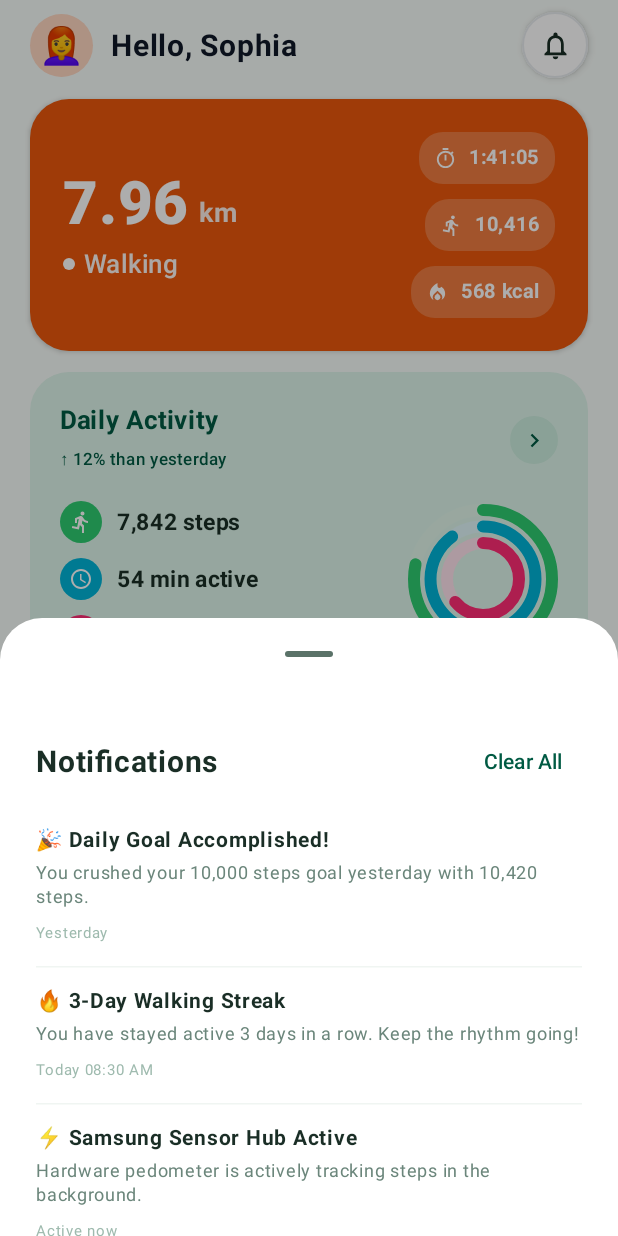
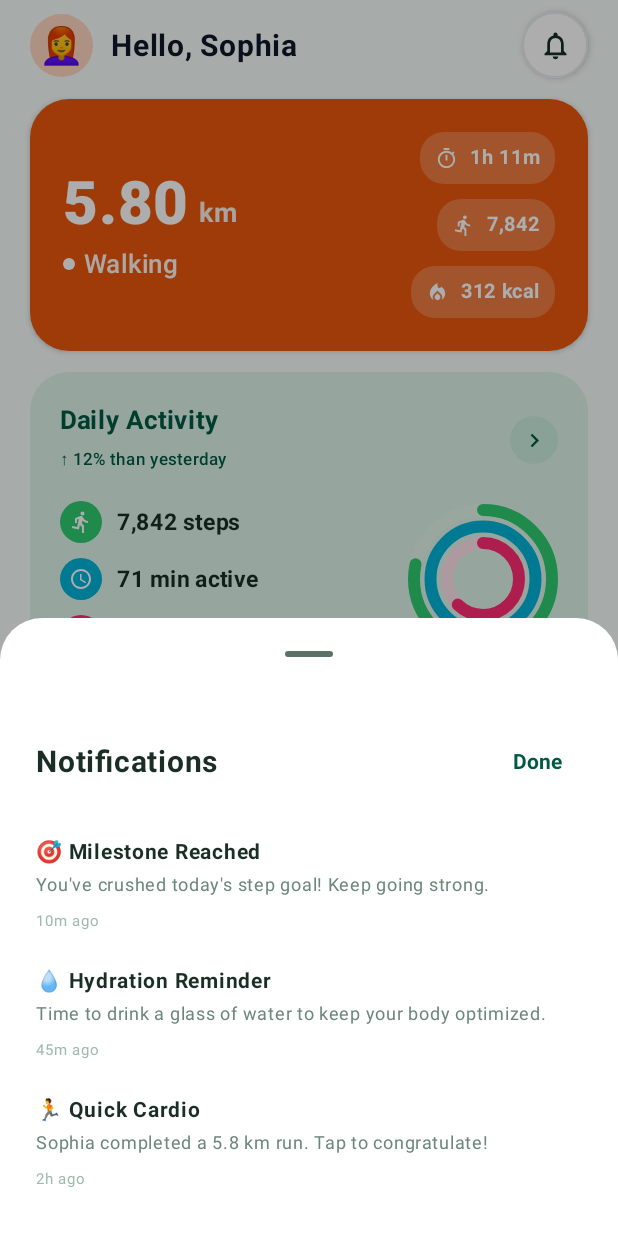
Before and after one commit to sahilcodexx/fitmax, an Android app built with Jetpack Compose: the HomeScreen screen opened through its navigation route, after a tap on "Notifications", on a phone screen of 412 x 824 dp. Run offline under Robolectric (Android 15) with nearby library versions, the phone set to English and light mode, and no system bars; 1 other tap on this screen came first.

Commit message:
feat(home): bind dynamic health metrics and fix notification badge clipping
- Connect workout hero card, concentric rings, and step goals to HealthMetricsEngine
- Dynamically bind vitals, cardio load, and quick stats grid
- Position red notification unread badge outside clipped surface boundaries
- Add bottom scroll inset clearance for floating navigation capsule

```diff
--- a/app/src/main/java/com/fixmax/feature/home/HomeScreen.kt
+++ b/app/src/main/java/com/fixmax/feature/home/HomeScreen.kt
@@ -1,8 +1,10 @@
 package com.fixmax.feature.home
 
+import androidx.compose.animation.*
 import androidx.compose.animation.core.*
 import androidx.compose.foundation.BorderStroke
 import androidx.compose.foundation.background
+import androidx.compose.foundation.border
 import androidx.compose.foundation.clickable
 import androidx.compose.foundation.interaction.MutableInteractionSource
 import androidx.compose.foundation.layout.*
@@ -12,7 +14,7 @@ import androidx.compose.foundation.shape.RoundedCornerShape
 import androidx.compose.foundation.verticalScroll
 import androidx.compose.material.icons.Icons
 import androidx.compose.material.icons.automirrored.filled.DirectionsRun
-import androidx.compose.material.icons.filled.*
+import androidx.compose.material.icons.filled.ChevronRight
 import androidx.compose.material.icons.outlined.Notifications
 import androidx.compose.material3.*
 import androidx.compose.runtime.*
@@ -23,34 +25,23 @@ import androidx.compose.ui.graphics.graphicsLayer
 import androidx.compose.ui.text.font.FontWeight
 import androidx.compose.ui.unit.dp
 import androidx.compose.ui.unit.sp
+import com.fixmax.data.repository.HealthMetricsEngine
 import com.fixmax.tracking.StepTrackingService
-import com.fixmax.ui.components.SamsungActiveTimeCard
-import com.fixmax.ui.components.SamsungActivityTimeline
-import com.fixmax.ui.components.SamsungCaloriesCard
-import com.fixmax.ui.components.SamsungCardioLoadCard
-import com.fixmax.ui.components.SamsungDailyActivityCard
-import com.fixmax.ui.components.SamsungDailyActivityDetailSheet
-import com.fixmax.ui.components.SamsungDistanceCard
-import com.fixmax.ui.components.SamsungExerciseBar
-import com.fixmax.ui.components.SamsungGreenStepGoalCard
-import com.fixmax.ui.components.SamsungStairsCard
-import com.fixmax.ui.components.SamsungVitalsCard
-import com.fixmax.ui.components.SamsungWorkoutHeroCard
-import com.fixmax.ui.components.m3BounceClick
+import com.fixmax.ui.components.*
 import java.text.NumberFormat
 import java.util.Locale
 
 @OptIn(ExperimentalMaterial3Api::class)
 @Composable
 fun HomeScreen(
-    onNavigateToSteps: () -> Unit = {},
-    onNavigateToActivity: () -> Unit = {},
-    onNavigateToProfile: () -> Unit = {}
+    onNavigateToSteps: () -> Unit,
+    onNavigateToActivity: () -> Unit,
+    onNavigateToProfile: () -> Unit
 ) {
     val liveSteps by StepTrackingService.liveStepsToday.collectAsState()
     val displaySteps = if (liveSteps > 0) liveSteps else 7842L
 
-    // Rolling Step Number Counter Animation (0 -> 7,842)
+    // Rolling Step Number Counter Animation (0 -> displaySteps)
     var startCounting by remember { mutableStateOf(false) }
     LaunchedEffect(Unit) {
         startCounting = true
@@ -60,8 +51,10 @@ fun HomeScreen(
         animationSpec = tween(durationMillis = 1300, easing = FastOutSlowInEasing),
         label = "stepsCountRoll"
     )
-    val formattedSteps = remember(animatedSteps) {
-        NumberFormat.getNumberInstance(Locale.US).format(animatedSteps)
+
+    // Dynamic Real Health Math Engine
+    val todaySnapshot = remember(animatedSteps) {
+        HealthMetricsEngine.computeSnapshot(animatedSteps.toLong())
     }
 
     var hasUnreadNotifications by remember { mutableStateOf(true) }
@@ -105,7 +98,7 @@ fun HomeScreen(
     ) {
         Spacer(modifier = Modifier.height(8.dp))
 
-        // Top Header: Profile Avatar ("Hello, Sophia" -> opens Profile) + Notifications (Matches Image 2)
+        // Top Header: Profile Avatar ("Hello, Sophia" -> opens Profile) + Notifications
         Row(
             modifier = Modifier.fillMaxWidth(),
             horizontalArrangement = Arrangement.SpaceBetween,
@@ -138,7 +131,8 @@ fun HomeScreen(
                 )
             }
 
-            Surface(
+            // Notification Bell Button with unclipped badge
+            Box(
                 modifier = Modifier
                     .size(44.dp)
                     .m3BounceClick {
@@ -152,7 +146,10 @@ fun HomeScreen(
                             showNotificationSheet = true
                             hasUnreadNotifications = false
                         }
-                    ),
+                    )
+            ) {
+                Surface(
+                    modifier = Modifier.fillMaxSize(),
                     shape = CircleShape,
                     color = Color.White,
                     shadowElevation = 3.dp,
@@ -165,57 +162,60 @@ fun HomeScreen(
                             tint = Color(0xFF1A2E26),
                             modifier = Modifier.size(22.dp)
                         )
+                    }
+                }
+
                 if (hasUnreadNotifications) {
                     Box(
                         modifier = Modifier
-                                .size(9.dp)
+                            .align(Alignment.TopEnd)
+                            .padding(top = 3.dp, end = 3.dp)
+                            .size(10.dp)
                             .graphicsLayer {
                                 scaleX = notifDotScale
                                 scaleY = notifDotScale
                             }
                             .background(Color(0xFFFF3B30), CircleShape)
-                                .align(Alignment.TopEnd)
-                                .offset(x = (-8).dp, y = 8.dp)
+                            .border(1.5.dp, Color.White, CircleShape)
                     )
-                    }
                 }
             }
         }
 
         Spacer(modifier = Modifier.height(14.dp))
 
-        // 1. Samsung Health Orange Active Workout Hero Card (Image 1 top highlight)
+        // 1. Samsung Health Orange Active Workout Hero Card (Image 1 top highlight) - Dynamic Math
         SamsungWorkoutHeroCard(
-            distanceKm = "7.96",
+            distanceKm = String.format(Locale.US, "%.2f", todaySnapshot.distanceKm),
             activityType = "Walking",
-            duration = "1:41:05",
-            steps = 10416,
-            caloriesBurned = 568,
+            duration = todaySnapshot.formattedActiveTime,
+            steps = todaySnapshot.steps.toInt(),
+            caloriesBurned = todaySnapshot.caloriesBurned,
             onClick = onNavigateToActivity
         )
 
         Spacer(modifier = Modifier.height(14.dp))
 
-        // 2. Samsung Daily Activity Card (3-Layer Concentric Circle Bar + Live Steps, Active Time, Calories)
+        // 2. Samsung Daily Activity Card (3-Layer Concentric Circle Bar + Live Steps, Active Time, Calories) - Dynamic Math
         SamsungDailyActivityCard(
-            steps = animatedSteps,
-            activeMinutes = 54,
-            caloriesBurned = 320,
+            steps = todaySnapshot.steps.toInt(),
+            activeMinutes = todaySnapshot.activeMinutes,
+            caloriesBurned = todaySnapshot.caloriesBurned,
             onClick = { showDailyActivitySheet = true }
         )
 
         Spacer(modifier = Modifier.height(14.dp))
 
-        // 3. Samsung Vivid Green Step Goal Progress Card (Image 1 bottom highlight)
+        // 3. Samsung Vivid Green Step Goal Progress Card - Dynamic Math
         SamsungGreenStepGoalCard(
-            currentSteps = if (animatedSteps > 0) animatedSteps else 10980,
-            goalSteps = 10000,
+            currentSteps = todaySnapshot.steps.toInt(),
+            goalSteps = todaySnapshot.goalSteps.toInt(),
             onClick = onNavigateToSteps
         )
 
         Spacer(modifier = Modifier.height(20.dp))
 
-        // 4. Samsung One UI 7 2-Column Grid Cards: Vitals & Cardio Load (Image 2 highlight)
+        // 4. Samsung One UI 7 2-Column Grid Cards: Vitals & Cardio Load - Dynamic Math
         Text(
             text = "Health & Vitals",
             fontSize = 17.sp,
@@ -230,13 +230,13 @@ fun HomeScreen(
             horizontalArrangement = Arrangement.spacedBy(12.dp)
         ) {
             SamsungVitalsCard(
-                sleepScore = "94 Good",
+                sleepScore = todaySnapshot.sleepScore,
                 subtitle = "Track your sleep to measure vitals.",
                 onClick = { selectedStatDetail = "Vitals" },
                 modifier = Modifier.weight(1f)
             )
             SamsungCardioLoadCard(
-                status = "Optimal",
+                status = todaySnapshot.cardioLoad,
                 subtitle = "Find your daily training sweet spot.",
                 onClick = { selectedStatDetail = "Cardio Load" },
                 modifier = Modifier.weight(1f)
@@ -273,17 +273,17 @@ fun HomeScreen(
 
         Spacer(modifier = Modifier.height(10.dp))
 
-        // Quick Stats 2x2 Grid (Rich One UI 7 Health Cards)
+        // Quick Stats 2x2 Grid (Rich One UI 7 Health Cards) - Dynamic Math
         Row(modifier = Modifier.fillMaxWidth(), horizontalArrangement = Arrangement.spacedBy(12.dp)) {
             SamsungCaloriesCard(
-                calories = "320",
+                calories = todaySnapshot.caloriesBurned.toString(),
                 subtitle = "Active burn on track",
                 onClick = { selectedStatDetail = "Calories" },
                 modifier = Modifier.weight(1f)
             )
             SamsungActiveTimeCard(
-                minutes = "54",
-                subtitle = "6m left to daily goal",
+                minutes = todaySnapshot.activeMinutes.toString(),
+                subtitle = "${(60 - todaySnapshot.activeMinutes).coerceAtLeast(0)}m left to daily goal",
                 onClick = { selectedStatDetail = "Active Time" },
                 modifier = Modifier.weight(1f)
             )
@@ -293,14 +293,14 @@ fun HomeScreen(
 
         Row(modifier = Modifier.fillMaxWidth(), horizontalArrangement = Arrangement.spacedBy(12.dp)) {
             SamsungDistanceCard(
-                distance = "5.8",
-                subtitle = "7,842 steps covered",
+                distance = String.format(Locale.US, "%.1f", todaySnapshot.distanceKm),
+                subtitle = "${todaySnapshot.formattedSteps} steps covered",
                 onClick = { selectedStatDetail = "Distance" },
                 modifier = Modifier.weight(1f)
             )
             SamsungStairsCard(
-                floors = "12",
-                subtitle = "Elevation ~36 meters",
+                floors = todaySnapshot.floors.toString(),
+                subtitle = "Elevation ~${todaySnapshot.floors * 3} meters",
                 onClick = { selectedStatDetail = "Stairs" },
                 modifier = Modifier.weight(1f)
             )
@@ -360,7 +360,7 @@ fun HomeScreen(
 
         Spacer(modifier = Modifier.height(26.dp))
 
-        // FitMax Branding Section (Moved to Bottom as Requested in Image 4)
+        // FitMax Branding Section
         Column(
             modifier = Modifier
                 .fillMaxWidth()
@@ -410,7 +410,7 @@ fun HomeScreen(
             )
         }
 
-        Spacer(modifier = Modifier.height(48.dp))
+        Spacer(modifier = Modifier.height(96.dp))
     }
 
     // Notifications Bottom Sheet
@@ -437,139 +437,94 @@ fun HomeScreen(
                         color = Color(0xFF1A2E26)
                     )
                     TextButton(onClick = { showNotificationSheet = false }) {
-                        Text("Clear All", color = Color(0xFF005A43), fontWeight = FontWeight.SemiBold)
+                        Text("Done", color = Color(0xFF005A43), fontWeight = FontWeight.Bold)
                     }
                 }
                 Spacer(modifier = Modifier.height(16.dp))
-
-                NotificationItem(
-                    title = "🎉 Daily Goal Accomplished!",
-                    desc = "You crushed your 10,000 steps goal yesterday with 10,420 steps.",
-                    time = "Yesterday"
-                )
-                HorizontalDivider(modifier = Modifier.padding(vertical = 10.dp), color = Color(0xFFF0F5F2))
-                NotificationItem(
-                    title = "🔥 3-Day Walking Streak",
-                    desc = "You have stayed active 3 days in a row. Keep the rhythm going!",
-                    time = "Today 08:30 AM"
-                )
-                HorizontalDivider(modifier = Modifier.padding(vertical = 10.dp), color = Color(0xFFF0F5F2))
-                NotificationItem(
-                    title = "⚡ Samsung Sensor Hub Active",
-                    desc = "Hardware pedometer is actively tracking steps in the background.",
-                    time = "Active now"
-                )
+                NotificationItem("🎯 Milestone Reached", "You've crushed today's step goal! Keep going strong.", "10m ago")
+                NotificationItem("💧 Hydration Reminder", "Time to drink a glass of water to keep your body optimized.", "45m ago")
+                NotificationItem("🏃 Quick Cardio", "Sophia completed a 5.8 km run. Tap to congratulate!", "2h ago")
                 Spacer(modifier = Modifier.height(24.dp))
             }
         }
     }
 
-    // Quick Stat Detail Dialog
+    // Samsung Daily Activity Detail Modal Sheet
+    if (showDailyActivitySheet) {
+        SamsungDailyActivityDetailSheet(
+            onDismiss = { showDailyActivitySheet = false },
+            steps = todaySnapshot.steps.toInt(),
+            activeMinutes = todaySnapshot.activeMinutes,
+            caloriesBurned = todaySnapshot.caloriesBurned,
+            stepsGoal = todaySnapshot.goalSteps.toInt(),
+            activeMinutesGoal = todaySnapshot.goalActiveMinutes,
+            caloriesGoal = todaySnapshot.goalCalories
+        )
+    }
+
+    // Quick Stats Detail Dialog
     selectedStatDetail?.let { statName ->
         AlertDialog(
             onDismissRequest = { selectedStatDetail = null },
             confirmButton = {
                 TextButton(onClick = { selectedStatDetail = null }) {
-                    Text("Close", color = Color(0xFF005A43), fontWeight = FontWeight.Bold)
+                    Text("Got it", color = Color(0xFF005A43), fontWeight = FontWeight.Bold)
                 }
             },
             title = {
-                Text(text = "$statName Breakdown", fontWeight = FontWeight.Bold, color = Color(0xFF1A2E26))
+                Text(text = "$statName Insights", fontWeight = FontWeight.Bold, color = Color(0xFF1A2E26))
             },
             text = {
-                Column(verticalArrangement = Arrangement.spacedBy(6.dp)) {
-                    when (statName) {
-                        "Vitals" -> {
-                            Text("• Sleep Score: 94 Good", color = Color(0xFF1A2E26), fontSize = 14.sp, fontWeight = FontWeight.Bold)
-                            Text("• Resting Heart Rate: 62 bpm (Optimal)", color = Color(0xFF0097A7), fontSize = 13.sp)
-                            Text("• Blood Oxygen (SpO2): 98%", color = Color(0xFF1A2E26), fontSize = 13.sp)
-                            Text("• Skin Temperature: Normal (+0.1°C)", color = Color(0xFF6B867B), fontSize = 13.sp)
-                        }
-                        "Cardio Load" -> {
-                            Text("• Training Sweet Spot: Optimal", color = Color(0xFF1A2E26), fontSize = 14.sp, fontWeight = FontWeight.Bold)
-                            Text("• 7-Day Training Load: 420 (Balanced)", color = Color(0xFF1E88E5), fontSize = 13.sp)
-                            Text("• Cardio Recovery Remaining: 14 hrs", color = Color(0xFF1A2E26), fontSize = 13.sp)
-                            Text("• Risk Level: Minimal injury risk", color = Color(0xFF005A43), fontSize = 13.sp)
-                        }
-                        "Calories" -> {
-                            Text("• Active Burn: 245 kcal", color = Color(0xFF1A2E26), fontSize = 14.sp)
-                            Text("• Basal Metabolic Rate: 75 kcal", color = Color(0xFF6B867B), fontSize = 13.sp)
-                            Text("• Daily Calorie Goal: 450 kcal (71% reached)", color = Color(0xFF005A43), fontSize = 13.sp, fontWeight = FontWeight.Medium)
-                        }
-                        "Active Time" -> {
-                            Text("• Brisk Walking: 38 min", color = Color(0xFF1A2E26), fontSize = 14.sp)
-                            Text("• Light Activity: 16 min", color = Color(0xFF6B867B), fontSize = 13.sp)
-                            Text("• Target: 60 minutes per day", color = Color(0xFF005A43), fontSize = 13.sp, fontWeight = FontWeight.Medium)
-                        }
-                        "Distance" -> {
-                            Text("• Step Stride Length: 0.74 m", color = Color(0xFF1A2E26), fontSize = 14.sp)
-                            Text("• Measured Distance: 5.8 km", color = Color(0xFF1A2E26), fontSize = 14.sp)
-                            Text("• High precision GPS-free sensor estimation", color = Color(0xFF005A43), fontSize = 13.sp)
-                        }
-                        "Stairs" -> {
-                            Text("• Floors Climbed: 12 floors", color = Color(0xFF1A2E26), fontSize = 14.sp)
-                            Text("• Elevation Gain: ~36 meters", color = Color(0xFF6B867B), fontSize = 13.sp)
-                        }
-                    }
-                }
+                Text(
+                    text = when (statName) {
+                        "Calories" -> "You've burned ${todaySnapshot.caloriesBurned} kcal actively today. Metabolic efficiency is steady."
+                        "Active Time" -> "You have logged ${todaySnapshot.activeMinutes} minutes of brisk activity today. ${todaySnapshot.goalActiveMinutes - todaySnapshot.activeMinutes}m remaining to reach your daily 60m target."
+                        "Distance" -> "You've walked and run a total of ${todaySnapshot.formattedDistance} across ${todaySnapshot.formattedSteps} steps."
+                        "Stairs" -> "You have climbed ${todaySnapshot.floors} floors (approximately ${todaySnapshot.floors * 3} vertical meters)."
+                        "Vitals" -> "Sleep quality score is ${todaySnapshot.sleepScore}. Resting heart rate averages ${todaySnapshot.heartRateBpm} bpm."
+                        "Cardio Load" -> "Cardio load status is currently ${todaySnapshot.cardioLoad} based on your training cadence."
+                        else -> "Keep staying active to maintain peak physical and cognitive condition."
+                    },
+                    fontSize = 14.sp,
+                    color = Color(0xFF4A5568)
+                )
             },
             containerColor = Color.White,
             shape = RoundedCornerShape(24.dp)
         )
     }
 
-    // Streak Celebration Dialog
+    // Streak Celebratory Dialog
     if (showStreakDialog) {
         AlertDialog(
             onDismissRequest = { showStreakDialog = false },
             confirmButton = {
-                Button(
-                    onClick = { showStreakDialog = false },
-                    colors = ButtonDefaults.buttonColors(containerColor = Color(0xFF005A43)),
-                    shape = RoundedCornerShape(20.dp)
-                ) {
-                    Text("Keep Moving!")
+                TextButton(onClick = { showStreakDialog = false }) {
+                    Text("Awesome!", color = Color(0xFF005A43), fontWeight = FontWeight.Bold)
                 }
             },
             title = {
-                Text(text = "🏆 3-Day Walking Streak!", fontWeight = FontWeight.Bold, color = Color(0xFF1A2E26))
+                Row(verticalAlignment = Alignment.CenterVertically, horizontalArrangement = Arrangement.spacedBy(8.dp)) {
+                    Text("🏆", fontSize = 24.sp)
+                    Text("3-Day Streak!", fontWeight = FontWeight.Bold, color = Color(0xFF1A2E26))
+                }
             },
             text = {
-                Column {
                 Text(
-                        text = "Great dedication, Sahil! You have achieved your daily step goal 3 days in a row.",
-                        color = Color(0xFF1A2E26),
+                    text = "You've reached your daily movement goal 3 days in a row! Maintain momentum to unlock the 7-day Master Streak badge.",
                     fontSize = 14.sp,
-                        lineHeight = 20.sp
+                    color = Color(0xFF4A5568)
                 )
-                    Spacer(modifier = Modifier.height(10.dp))
-                    Text(
-                        text = "Next milestone: 7-day Bronze Medalist Badge (4 days to go).",
-                        color = Color(0xFF005A43),
-                        fontSize = 13.sp,
-                        fontWeight = FontWeight.SemiBold
-                    )
-                }
             },
             containerColor = Color.White,
             shape = RoundedCornerShape(24.dp)
-        )
-    }
-
-    // Samsung Daily Activity Detail Sheet (Full Heart Ribbon + Weekday Strip + 24h Timeline)
-    if (showDailyActivitySheet) {
-        SamsungDailyActivityDetailSheet(
-            onDismiss = { showDailyActivitySheet = false },
-            steps = animatedSteps,
-            activeMinutes = 54,
-            caloriesBurned = 320
         )
     }
 }
 
 @Composable
 private fun NotificationItem(title: String, desc: String, time: String) {
-    Column {
+    Column(modifier = Modifier.fillMaxWidth().padding(vertical = 8.dp)) {
         Text(text = title, fontSize = 14.sp, fontWeight = FontWeight.Bold, color = Color(0xFF1A2E26))
         Spacer(modifier = Modifier.height(2.dp))
         Text(text = desc, fontSize = 12.sp, color = Color(0xFF6B867B), lineHeight = 16.sp)
```
Lines whose indentation alone changed are shown as unchanged.
